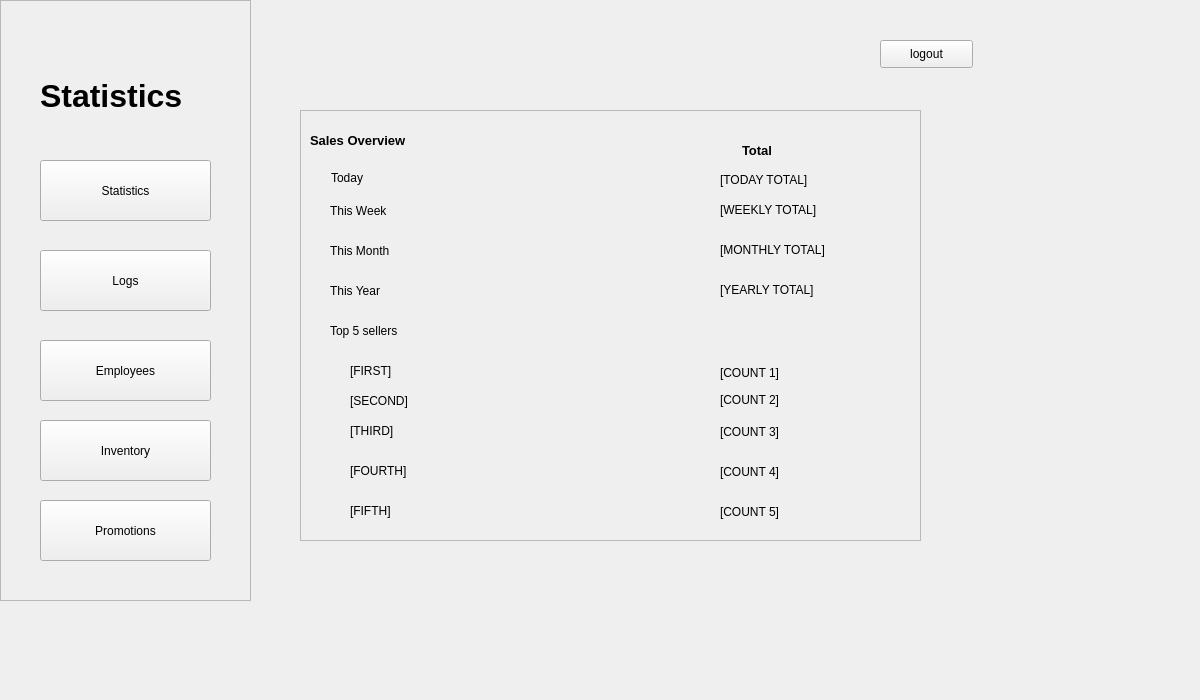
This is POS/UI/statistics.ui in ReiZedlav/CSCC-21.1-Software-Engineering-1 as Qt 5 draws it before an edit. The edited form follows.
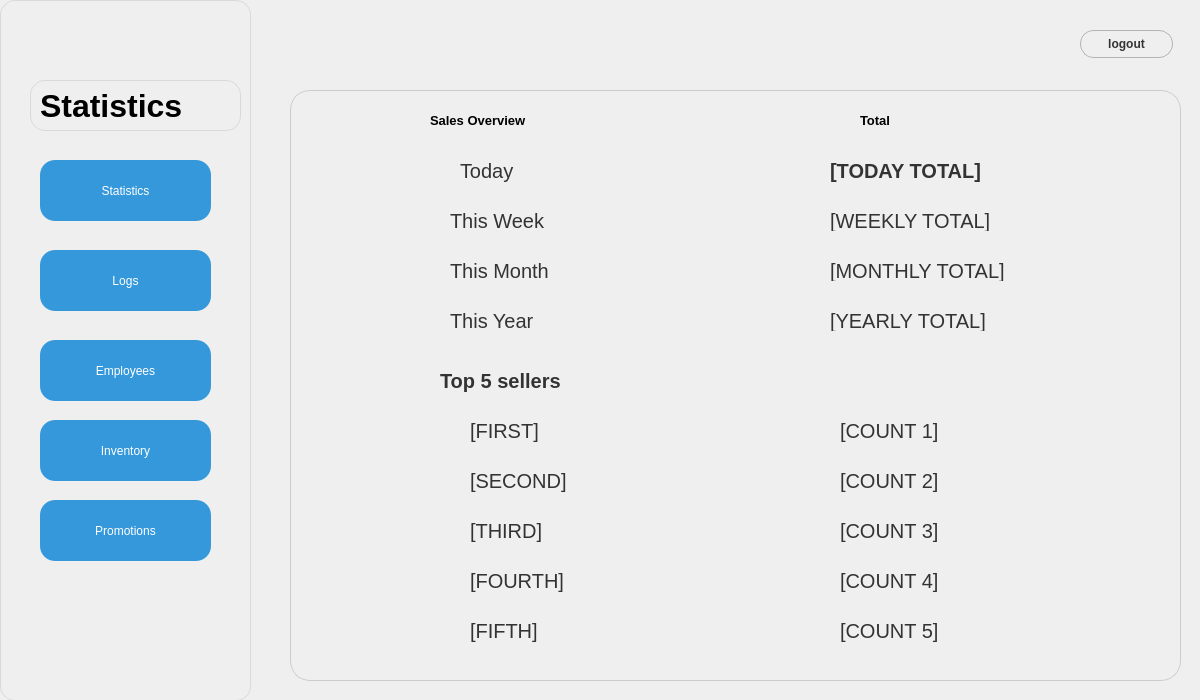
This is the edited form.

```diff
--- a/POS/UI/statistics.ui
+++ b/POS/UI/statistics.ui
@@ -14,15 +14,36 @@
    <string>Admin Panel</string>
   </property>
   <widget class="QWidget" name="centralwidget">
+   <property name="styleSheet">
+    <string notr="true">QWidget#centralwidget {
+                background: qlineargradient(
+                    x1:0, y1:0, x2:0, y2:1,
+                    stop:0 #e0f7fa,       /* top: soft pastel cyan */
+                    stop:0.5 #f9f9f9,     /* middle: very light gray */
+                    stop:1 #ffffff        /* bottom: pure white */
+                );
+            }</string>
+   </property>
    <widget class="QFrame" name="frame">
     <property name="geometry">
      <rect>
       <x>0</x>
       <y>0</y>
       <width>251</width>
-      <height>601</height>
+      <height>701</height>
      </rect>
     </property>
+    <property name="styleSheet">
+     <string notr="true">QFrame {
+        background: qlineargradient(
+            x1:0, y1:0, x2:0, y2:1,
+            stop:0 #ffffff,
+            stop:1 #e6e6e6
+        );
+        border-radius: 15px;
+        border: 1px solid #d9d9d9;
+    }</string>
+    </property>
     <property name="frameShape">
      <enum>QFrame::StyledPanel</enum>
     </property>
@@ -32,10 +53,10 @@
     <widget class="QLabel" name="greeting">
      <property name="geometry">
       <rect>
-       <x>40</x>
+       <x>30</x>
        <y>80</y>
-       <width>171</width>
-       <height>31</height>
+       <width>211</width>
+       <height>51</height>
       </rect>
      </property>
      <property name="font">
@@ -58,6 +79,17 @@
        <height>61</height>
       </rect>
      </property>
+     <property name="styleSheet">
+      <string notr="true"> QPushButton {
+        background-color: #3498db;  /* Button color */
+        color: white;               /* Text color */
+        border-radius: 15px;        /* Rounded corners */
+        padding: 10px 20px;         /* Padding */
+    }
+    QPushButton:hover {
+        background-color: #2980b9;  /* Hover color */
+    }</string>
+     </property>
      <property name="text">
       <string>Statistics</string>
      </property>
@@ -71,6 +103,17 @@
        <height>61</height>
       </rect>
      </property>
+     <property name="styleSheet">
+      <string notr="true"> QPushButton {
+        background-color: #3498db;  /* Button color */
+        color: white;               /* Text color */
+        border-radius: 15px;        /* Rounded corners */
+        padding: 10px 20px;         /* Padding */
+    }
+    QPushButton:hover {
+        background-color: #2980b9;  /* Hover color */
+    }</string>
+     </property>
      <property name="text">
       <string>Employees</string>
      </property>
@@ -84,6 +127,17 @@
        <height>61</height>
       </rect>
      </property>
+     <property name="styleSheet">
+      <string notr="true"> QPushButton {
+        background-color: #3498db;  /* Button color */
+        color: white;               /* Text color */
+        border-radius: 15px;        /* Rounded corners */
+        padding: 10px 20px;         /* Padding */
+    }
+    QPushButton:hover {
+        background-color: #2980b9;  /* Hover color */
+    }</string>
+     </property>
      <property name="text">
       <string>Inventory</string>
      </property>
@@ -97,6 +151,17 @@
        <height>61</height>
       </rect>
      </property>
+     <property name="styleSheet">
+      <string notr="true"> QPushButton {
+        background-color: #3498db;  /* Button color */
+        color: white;               /* Text color */
+        border-radius: 15px;        /* Rounded corners */
+        padding: 10px 20px;         /* Padding */
+    }
+    QPushButton:hover {
+        background-color: #2980b9;  /* Hover color */
+    }</string>
+     </property>
      <property name="text">
       <string>Promotions</string>
      </property>
@@ -110,6 +175,17 @@
        <height>61</height>
       </rect>
      </property>
+     <property name="styleSheet">
+      <string notr="true"> QPushButton {
+        background-color: #3498db;  /* Button color */
+        color: white;               /* Text color */
+        border-radius: 15px;        /* Rounded corners */
+        padding: 10px 20px;         /* Padding */
+    }
+    QPushButton:hover {
+        background-color: #2980b9;  /* Hover color */
+    }</string>
+     </property>
      <property name="text">
       <string>Logs</string>
      </property>
@@ -118,12 +194,24 @@
    <widget class="QFrame" name="frame_2">
     <property name="geometry">
      <rect>
-      <x>300</x>
-      <y>110</y>
-      <width>621</width>
-      <height>431</height>
+      <x>290</x>
+      <y>90</y>
+      <width>891</width>
+      <height>591</height>
      </rect>
     </property>
+    <property name="styleSheet">
+     <string notr="true">QFrame#frame_2 {
+        background: qlineargradient(
+            x1:0, y1:0, x2:0, y2:1,
+            stop:0 #ffffff,       /* top: pure white */
+            stop:0.5 #f9f9f9,     /* middle: very light gray */
+            stop:1 #e0f7fa        /* bottom: soft pastel cyan */
+        );
+        border-radius: 20px;       /* rounded corners */
+        border: 1px solid #cccccc; /* subtle border */
+    }</string>
+    </property>
     <property name="frameShape">
      <enum>QFrame::StyledPanel</enum>
     </property>
@@ -133,7 +221,7 @@
     <widget class="QLabel" name="salesOverview">
      <property name="geometry">
       <rect>
-       <x>10</x>
+       <x>140</x>
        <y>10</y>
        <width>151</width>
        <height>41</height>
@@ -153,9 +241,9 @@
     <widget class="QLabel" name="totalLabel">
      <property name="geometry">
       <rect>
-       <x>442</x>
-       <y>20</y>
-       <width>151</width>
+       <x>570</x>
+       <y>10</y>
+       <width>61</width>
        <height>41</height>
       </rect>
      </property>
@@ -173,12 +261,15 @@
     <widget class="QLabel" name="todayLabel">
      <property name="geometry">
       <rect>
-       <x>31</x>
+       <x>170</x>
        <y>60</y>
-       <width>55</width>
-       <height>16</height>
+       <width>71</width>
+       <height>41</height>
       </rect>
      </property>
+     <property name="styleSheet">
+      <string notr="true">font-size: 20px; color: #333;</string>
+     </property>
      <property name="text">
       <string>Today</string>
      </property>
@@ -186,12 +277,15 @@
     <widget class="QLabel" name="todayTotal">
      <property name="geometry">
       <rect>
-       <x>420</x>
+       <x>540</x>
        <y>60</y>
-       <width>121</width>
-       <height>20</height>
+       <width>321</width>
+       <height>41</height>
       </rect>
      </property>
+     <property name="styleSheet">
+      <string notr="true">font-size: 20px; font-weight: bold; color: #333;</string>
+     </property>
      <property name="text">
       <string>[TODAY TOTAL]</string>
      </property>
@@ -199,12 +293,15 @@
     <widget class="QLabel" name="weekLabel">
      <property name="geometry">
       <rect>
-       <x>30</x>
-       <y>90</y>
-       <width>91</width>
+       <x>160</x>
+       <y>120</y>
+       <width>111</width>
        <height>21</height>
       </rect>
      </property>
+     <property name="styleSheet">
+      <string notr="true">font-size: 20px;  color: #333;</string>
+     </property>
      <property name="text">
       <string>This Week</string>
      </property>
@@ -212,12 +309,15 @@
     <widget class="QLabel" name="weeklyTotal">
      <property name="geometry">
       <rect>
-       <x>420</x>
-       <y>90</y>
-       <width>121</width>
-       <height>20</height>
+       <x>540</x>
+       <y>120</y>
+       <width>201</width>
+       <height>21</height>
       </rect>
      </property>
+     <property name="styleSheet">
+      <string notr="true">font-size: 20px;  color: #333;</string>
+     </property>
      <property name="text">
       <string>[WEEKLY TOTAL]</string>
      </property>
@@ -225,12 +325,15 @@
     <widget class="QLabel" name="monthLabel">
      <property name="geometry">
       <rect>
-       <x>30</x>
-       <y>130</y>
-       <width>91</width>
+       <x>160</x>
+       <y>170</y>
+       <width>141</width>
        <height>21</height>
       </rect>
      </property>
+     <property name="styleSheet">
+      <string notr="true">font-size: 20px;  color: #333;</string>
+     </property>
      <property name="text">
       <string>This Month</string>
      </property>
@@ -238,12 +341,15 @@
     <widget class="QLabel" name="monthlyTotal">
      <property name="geometry">
       <rect>
-       <x>420</x>
-       <y>130</y>
-       <width>111</width>
-       <height>20</height>
+       <x>540</x>
+       <y>170</y>
+       <width>221</width>
+       <height>21</height>
       </rect>
      </property>
+     <property name="styleSheet">
+      <string notr="true">font-size: 20px;  color: #333;</string>
+     </property>
      <property name="text">
       <string>[MONTHLY TOTAL]</string>
      </property>
@@ -251,12 +357,15 @@
     <widget class="QLabel" name="label_12">
      <property name="geometry">
       <rect>
-       <x>30</x>
-       <y>200</y>
+       <x>150</x>
+       <y>270</y>
        <width>151</width>
        <height>41</height>
       </rect>
      </property>
+     <property name="styleSheet">
+      <string notr="true">font-size: 20px; font-weight: bold; color: #333;</string>
+     </property>
      <property name="text">
       <string>Top 5 sellers</string>
      </property>
@@ -264,12 +373,15 @@
     <widget class="QLabel" name="topOne">
      <property name="geometry">
       <rect>
-       <x>50</x>
-       <y>240</y>
+       <x>180</x>
+       <y>320</y>
        <width>151</width>
        <height>41</height>
       </rect>
      </property>
+     <property name="styleSheet">
+      <string notr="true">font-size: 20px;  color: #333;</string>
+     </property>
      <property name="text">
       <string>[FIRST]</string>
      </property>
@@ -277,12 +389,15 @@
     <widget class="QLabel" name="topTwo">
      <property name="geometry">
       <rect>
-       <x>50</x>
-       <y>270</y>
+       <x>180</x>
+       <y>370</y>
        <width>151</width>
        <height>41</height>
       </rect>
      </property>
+     <property name="styleSheet">
+      <string notr="true">font-size: 20px;  color: #333;</string>
+     </property>
      <property name="text">
       <string>[SECOND]</string>
      </property>
@@ -290,12 +405,15 @@
     <widget class="QLabel" name="topThree">
      <property name="geometry">
       <rect>
-       <x>50</x>
-       <y>300</y>
+       <x>180</x>
+       <y>420</y>
        <width>151</width>
        <height>41</height>
       </rect>
      </property>
+     <property name="styleSheet">
+      <string notr="true">font-size: 20px;  color: #333;</string>
+     </property>
      <property name="text">
       <string>[THIRD]</string>
      </property>
@@ -303,12 +421,15 @@
     <widget class="QLabel" name="topFour">
      <property name="geometry">
       <rect>
-       <x>50</x>
-       <y>340</y>
+       <x>180</x>
+       <y>470</y>
        <width>151</width>
        <height>41</height>
       </rect>
      </property>
+     <property name="styleSheet">
+      <string notr="true">font-size: 20px;  color: #333;</string>
+     </property>
      <property name="text">
       <string>[FOURTH]</string>
      </property>
@@ -316,12 +437,15 @@
     <widget class="QLabel" name="topFive">
      <property name="geometry">
       <rect>
-       <x>50</x>
-       <y>380</y>
+       <x>180</x>
+       <y>520</y>
        <width>151</width>
        <height>41</height>
       </rect>
      </property>
+     <property name="styleSheet">
+      <string notr="true">font-size: 20px;  color: #333;</string>
+     </property>
      <property name="text">
       <string>[FIFTH]</string>
      </property>
@@ -329,12 +453,15 @@
     <widget class="QLabel" name="countOne">
      <property name="geometry">
       <rect>
-       <x>420</x>
-       <y>242</y>
+       <x>550</x>
+       <y>320</y>
        <width>151</width>
        <height>41</height>
       </rect>
      </property>
+     <property name="styleSheet">
+      <string notr="true">font-size: 20px;  color: #333;</string>
+     </property>
      <property name="text">
       <string>[COUNT 1]</string>
      </property>
@@ -342,12 +469,15 @@
     <widget class="QLabel" name="countTwo">
      <property name="geometry">
       <rect>
-       <x>420</x>
-       <y>269</y>
+       <x>550</x>
+       <y>370</y>
        <width>151</width>
        <height>41</height>
       </rect>
      </property>
+     <property name="styleSheet">
+      <string notr="true">font-size: 20px;  color: #333;</string>
+     </property>
      <property name="text">
       <string>[COUNT 2]</string>
      </property>
@@ -355,12 +485,15 @@
     <widget class="QLabel" name="countThree">
      <property name="geometry">
       <rect>
-       <x>420</x>
-       <y>301</y>
+       <x>550</x>
+       <y>420</y>
        <width>151</width>
        <height>41</height>
       </rect>
      </property>
+     <property name="styleSheet">
+      <string notr="true">font-size: 20px;  color: #333;</string>
+     </property>
      <property name="text">
       <string>[COUNT 3]</string>
      </property>
@@ -368,12 +501,15 @@
     <widget class="QLabel" name="countFour">
      <property name="geometry">
       <rect>
-       <x>420</x>
-       <y>341</y>
+       <x>550</x>
+       <y>470</y>
        <width>151</width>
        <height>41</height>
       </rect>
      </property>
+     <property name="styleSheet">
+      <string notr="true">font-size: 20px;  color: #333;</string>
+     </property>
      <property name="text">
       <string>[COUNT 4]</string>
      </property>
@@ -381,12 +517,15 @@
     <widget class="QLabel" name="countFive">
      <property name="geometry">
       <rect>
-       <x>420</x>
-       <y>381</y>
+       <x>550</x>
+       <y>520</y>
        <width>151</width>
        <height>41</height>
       </rect>
      </property>
+     <property name="styleSheet">
+      <string notr="true">font-size: 20px;  color: #333;</string>
+     </property>
      <property name="text">
       <string>[COUNT 5]</string>
      </property>
@@ -394,12 +533,15 @@
     <widget class="QLabel" name="yearLabel">
      <property name="geometry">
       <rect>
-       <x>30</x>
-       <y>170</y>
+       <x>160</x>
+       <y>220</y>
        <width>91</width>
        <height>21</height>
       </rect>
      </property>
+     <property name="styleSheet">
+      <string notr="true">font-size: 20px;  color: #333;</string>
+     </property>
      <property name="text">
       <string>This Year</string>
      </property>
@@ -407,12 +549,15 @@
     <widget class="QLabel" name="yearlyTotal">
      <property name="geometry">
       <rect>
-       <x>420</x>
-       <y>170</y>
-       <width>111</width>
-       <height>20</height>
+       <x>540</x>
+       <y>220</y>
+       <width>201</width>
+       <height>21</height>
       </rect>
      </property>
+     <property name="styleSheet">
+      <string notr="true">font-size: 20px;  color: #333;</string>
+     </property>
      <property name="text">
       <string>[YEARLY TOTAL]</string>
      </property>
@@ -421,12 +566,37 @@
    <widget class="QPushButton" name="logoutButton">
     <property name="geometry">
      <rect>
-      <x>880</x>
-      <y>40</y>
+      <x>1080</x>
+      <y>30</y>
       <width>93</width>
       <height>28</height>
      </rect>
     </property>
+    <property name="styleSheet">
+     <string notr="true">QPushButton {
+        background: qlineargradient(
+            x1:0, y1:0, x2:0, y2:1,
+            stop:0 #ffffff, stop:1 #e0e0e0
+        );
+        border: 1px solid #b3b3b3;
+        border-radius: 14px; /* half of height for fully rounded */
+        color: #333333;
+        font-weight: bold;
+        font-size: 12px;
+    }
+    QPushButton:hover {
+        background: qlineargradient(
+            x1:0, y1:0, x2:0, y2:1,
+            stop:0 #f2f2f2, stop:1 #d9d9d9
+        );
+    }
+    QPushButton:pressed {
+        background: qlineargradient(
+            x1:0, y1:0, x2:0, y2:1,
+            stop:0 #d9d9d9, stop:1 #bfbfbf
+        );
+    }</string>
+    </property>
     <property name="text">
      <string>logout</string>
     </property>
```
